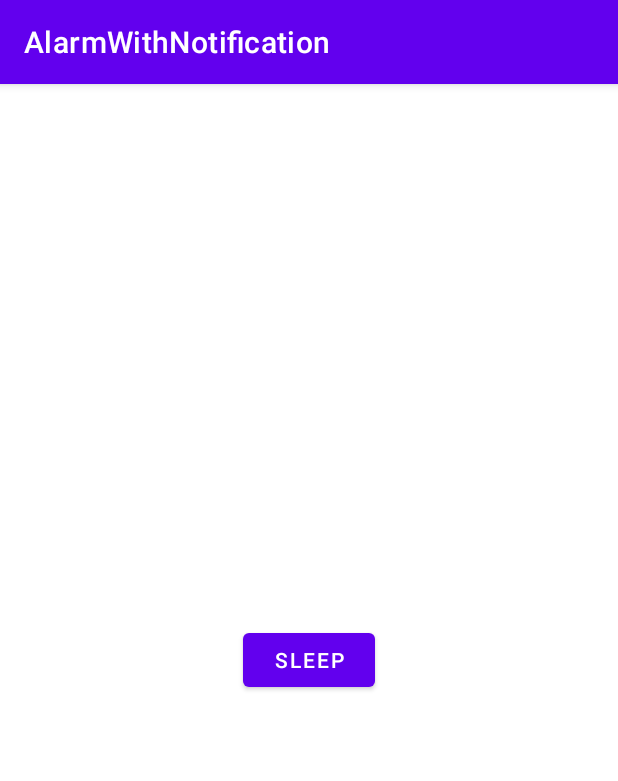
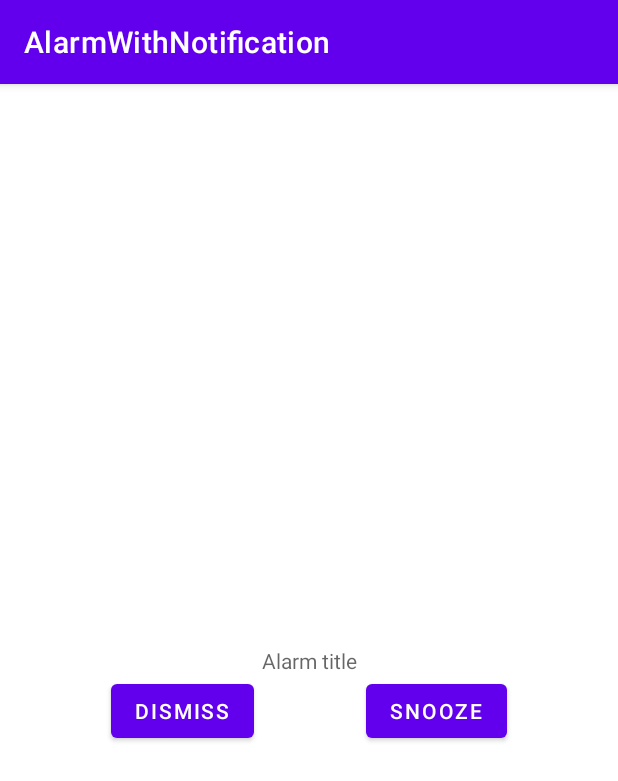
Before and after one commit to gprzezdz/android-training, an Android app: the AlarmDetails screen opened directly, with no data from a screen before it, on a phone screen of 412 x 824 dp. Shown: the top 781 px of the screen. Run offline under Robolectric (Android 15) with nearby library versions, the phone set to English and light mode, and no system bars; 1 statement that could not run was skipped.

Commit message:
needs many refactoring

```diff
--- a/AlarmWithNotification/app/src/main/AndroidManifest.xml
+++ b/AlarmWithNotification/app/src/main/AndroidManifest.xml
@@ -10,7 +10,9 @@
     <uses-permission android:name="android.permission.SYSTEM_ALERT_WINDOW " />
     <uses-permission android:name="android.permission.RECEIVE_BOOT_COMPLETED" />
     <uses-permission android:name="android.permission.USE_FULL_SCREEN_INTENT" />
+    <!--<uses-permission android:name="android.permission.REORDER_TASKS" />-->
     <application
+        android:name=".App"
         android:allowBackup="true"
         android:dataExtractionRules="@xml/data_extraction_rules"
         android:fullBackupContent="@xml/backup_rules"
@@ -41,6 +43,7 @@
                 <action android:name="android.intent.action.BOOT_COMPLETED" />
             </intent-filter>
         </receiver>
+
     </application>
 
 </manifest>
--- a/AlarmWithNotification/app/src/main/java/pl/przezdziecki/training/android/alarmwithnotification/AlarmDetails.kt
+++ b/AlarmWithNotification/app/src/main/java/pl/przezdziecki/training/android/alarmwithnotification/AlarmDetails.kt
@@ -1,47 +1,80 @@
 package pl.przezdziecki.training.android.alarmwithnotification
 
+import android.app.AlarmManager
 import android.app.KeyguardManager
+import android.app.PendingIntent
 import android.content.Context
-import android.media.Ringtone
-import android.media.RingtoneManager
-import android.net.Uri
+import android.content.Intent
 import android.os.Build
 import android.os.Bundle
 import android.util.Log
 import android.view.WindowManager
+import android.widget.Toast
 import androidx.appcompat.app.AppCompatActivity
+import androidx.core.app.NotificationManagerCompat
 import pl.przezdziecki.training.android.alarmwithnotification.databinding.ActivityAlarmDetailsBinding
-import pl.przezdziecki.training.android.alarmwithnotification.databinding.ActivityMainBinding
 
-private val TAG = "AlarmDetails"
+
+private val TAG = "AlarmDetailsLog"
 
 class AlarmDetails : AppCompatActivity() {
     lateinit var binding:ActivityAlarmDetailsBinding
-    private lateinit var alarmPlayer: Ringtone
+
+    var alarmTitle:String=""
+    var nfid:Int=0
     override fun onCreate(savedInstanceState: Bundle?) {
-        super.onCreate(savedInstanceState)
+       super.onCreate(savedInstanceState)
+        Log.d(TAG, "create ")
+        if(intent?.hasExtra("alarm_title")!!) {
+            alarmTitle = intent?.getStringExtra("alarm_title").toString()
+        }
+        if(intent?.hasExtra("nfid")!!) {
+            nfid = intent?.getIntExtra("nfid",0)!!
+        }
+        Log.d(TAG, "alarm_title: ${alarmTitle}")
         binding = ActivityAlarmDetailsBinding.inflate(layoutInflater)
         unlockScreen()
         setContentView(binding.root)
         bindings()
-        playAlarmSound()
     }
 
+
     private fun bindings() {
-        binding.btnSleep.setOnClickListener{
-            sleepAlarm()
+        binding.btnSnooze.setOnClickListener{
+            snoozeAlarm()
+        }
+        binding.apply {
+            edtTitle.setText(alarmTitle)
+            btnDismiss.setOnClickListener{
+                dismissAlarm()
+            }
         }
     }
 
-    private fun sleepAlarm() {
-        alarmPlayer.stop()
+    private fun dismissAlarm() {
+        App.AlarmPlayer.stop()
+        with(NotificationManagerCompat.from(this)) {
+            cancel(nfid)
+        }
+        finishAndRemoveTask()
     }
 
-    private fun playAlarmSound() {
-        Log.d(TAG, "run alarm")
-        var alarmTone: Uri = RingtoneManager.getDefaultUri(RingtoneManager.TYPE_ALARM)
-        alarmPlayer = RingtoneManager.getRingtone(applicationContext, alarmTone)
-        alarmPlayer.play()
+    private fun snoozeAlarm() {
+        App.AlarmPlayer.stop()
+        Log.d(TAG, "snoozeAction notification id: ${nfid}")
+        var alarmManager = this.getSystemService(AppCompatActivity.ALARM_SERVICE) as AlarmManager
+        val runTime= System.currentTimeMillis()+(20*1000)
+        val intent= Intent(this, AlarmReceiver::class.java).apply {
+            putExtra("alarm_title",alarmTitle)
+        }
+
+        val pendingIntent= PendingIntent.getBroadcast(this,0,intent, PendingIntent.FLAG_UPDATE_CURRENT)
+        alarmManager.setExactAndAllowWhileIdle(AlarmManager.RTC_WAKEUP,runTime,pendingIntent)
+        Toast.makeText(this, "Alarm snooze", Toast.LENGTH_LONG).show()
+        with(NotificationManagerCompat.from(this)) {
+            cancel(nfid)
+        }
+        finishAndRemoveTask()
     }
 
     private fun unlockScreen() {
--- a/AlarmWithNotification/app/src/main/java/pl/przezdziecki/training/android/alarmwithnotification/MainActivity.kt
+++ b/AlarmWithNotification/app/src/main/java/pl/przezdziecki/training/android/alarmwithnotification/MainActivity.kt
@@ -3,6 +3,7 @@ package pl.przezdziecki.training.android.alarmwithnotification
 import android.app.AlarmManager
 import android.app.PendingIntent
 import android.content.Intent
+import android.content.IntentFilter
 import androidx.appcompat.app.AppCompatActivity
 import android.os.Bundle
 import android.util.Log
@@ -31,7 +32,8 @@ class MainActivity : AppCompatActivity() {
         Log.d(TAG, "Set alarm")
         val iseconds=binding.edtSeconds.text.toString().toInt()
         val runTime= System.currentTimeMillis()+(iseconds*1000)
-        val intent=Intent(this,AlarmReceiver::class.java)
+        val intent=Intent(this, AlarmReceiver::class.java)
+        intent.putExtra("alarm_title",binding.edtTitle.text.toString())
         val pendingIntent=PendingIntent.getBroadcast(this,alarmId++,intent, PendingIntent.FLAG_IMMUTABLE)
         alarmManager.setExactAndAllowWhileIdle(AlarmManager.RTC_WAKEUP,runTime,pendingIntent)
         Toast.makeText(this, "Alarm set", Toast.LENGTH_LONG).show()
--- a/AlarmWithNotification/app/src/main/res/layout/activity_alarm_details.xml
+++ b/AlarmWithNotification/app/src/main/res/layout/activity_alarm_details.xml
@@ -6,15 +6,33 @@
     android:layout_height="match_parent"
     tools:context=".AlarmDetails">
 
-    <Button
-        android:id="@+id/btn_sleep"
+    <com.google.android.material.textview.MaterialTextView
+        android:id="@+id/edt_title"
         android:layout_width="wrap_content"
         android:layout_height="wrap_content"
-        android:text="Sleep"
+        android:hint="Alarm title"
         app:layout_constraintBottom_toBottomOf="parent"
         app:layout_constraintEnd_toEndOf="parent"
         app:layout_constraintStart_toStartOf="parent"
-        app:layout_constraintTop_toTopOf="parent"
-        />
+        android:inputType="textAutoComplete"
+        app:layout_constraintTop_toTopOf="parent" />
+
+    <Button
+        android:id="@+id/btn_dismiss"
+        android:layout_width="wrap_content"
+        android:layout_height="wrap_content"
+        android:text="Dismiss"
+        app:layout_constraintEnd_toStartOf="@+id/btn_snooze"
+        app:layout_constraintStart_toStartOf="parent"
+        app:layout_constraintTop_toBottomOf="@id/edt_title" />
+
+    <Button
+        android:id="@+id/btn_snooze"
+        android:layout_width="wrap_content"
+        android:layout_height="wrap_content"
+        android:text="Snooze"
+        app:layout_constraintEnd_toEndOf="parent"
+        app:layout_constraintStart_toEndOf="@+id/btn_dismiss"
+        app:layout_constraintTop_toBottomOf="@id/edt_title" />
 
 </androidx.constraintlayout.widget.ConstraintLayout>
```
Also changed, not shown: AlarmWithNotification/app/src/main/java/pl/przezdziecki/training/android/alarmwithnotification/AlarmReceiver.kt (+200 -17 lines), AlarmWithNotification/app/src/main/java/pl/przezdziecki/training/android/alarmwithnotification/App.kt (added, +32 -0 lines), AlarmWithNotification/app/src/main/res/layout/activity_main.xml (+12 -2 lines).
